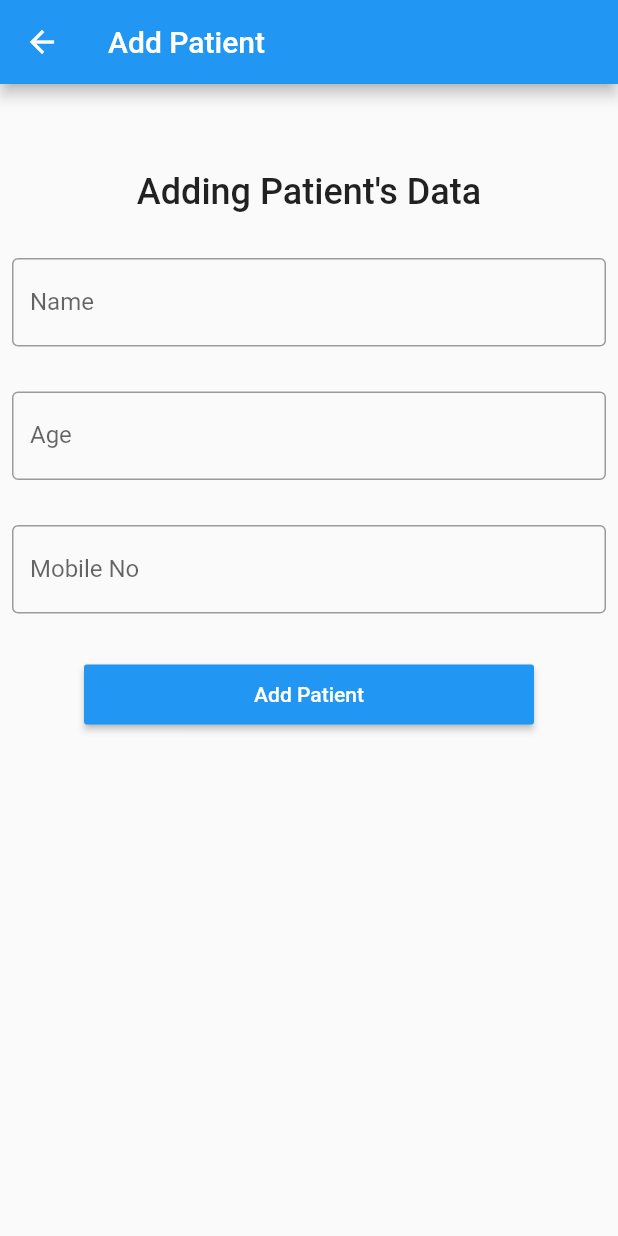
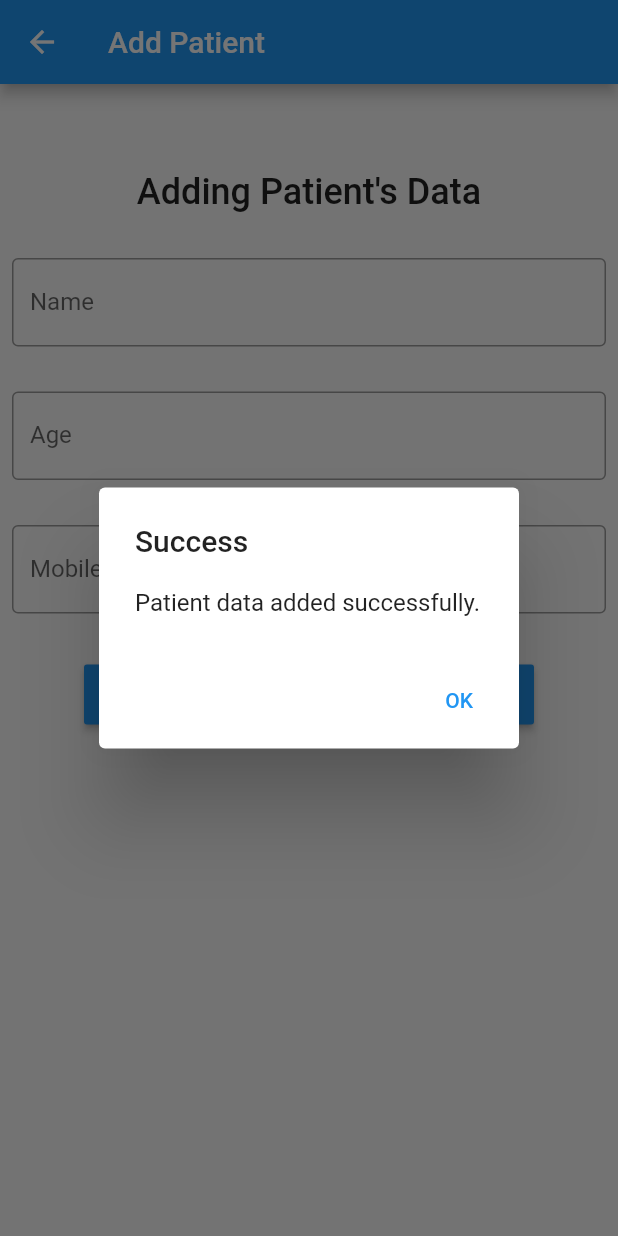
Before and after one commit to JanithaT/ecg-app, a Flutter app: the InsertPatientData screen opened directly, after a tap on "Add Patient", on a phone screen of 412 x 824 dp. Run offline on Flutter 3.47's test engine with Material 2 defaults, Android fonts, the phone set to English and light mode, and no system bars; our stand-ins replace firebase_core, firebase_database, syncfusion_flutter_charts; accounts and stored records are empty.

```diff
--- a/lib/page/patients/insert_patient_data.dart
+++ b/lib/page/patients/insert_patient_data.dart
@@ -8,6 +8,8 @@ class InsertPatientData extends StatefulWidget {
   State<InsertPatientData> createState() => _InsertPatientDataState();
 }
 
+
+
 class _InsertPatientDataState extends State<InsertPatientData> {
 
   final  patientNameController = TextEditingController();
@@ -15,13 +17,50 @@ class _InsertPatientDataState extends State<InsertPatientData> {
   final  patientMobileController =TextEditingController();
 
   late DatabaseReference dbRef;
+  bool res=false;
 
   @override
   void initState() {
     super.initState();
-    dbRef = FirebaseDatabase.instance.ref().child('Students');
+    dbRef = FirebaseDatabase.instance.ref().child('Patients');
   }
 
+ void _showSuccessDialog() {
+    showDialog(
+      context: context,
+      builder: (BuildContext context) {
+        return AlertDialog(
+          title: Text('Success'),
+          content: Text('Patient data added successfully.'),
+          actions: [
+            TextButton(
+              onPressed: () {
+                Navigator.of(context).pop();
+                _clearTextFields(); // Clear text fields after successful submission
+              },
+              child: Text('OK'),
+            ),
+          ],
+        );
+      },
+    );
+  }
+
+  void _clearTextFields() {
+    patientNameController.clear();
+    patientAgeController.clear();
+    patientMobileController.clear();
+  }
+
+   bool _validateFields() {
+    if (patientNameController.text.trim().isEmpty ||
+        patientAgeController.text.trim().isEmpty ||
+        patientMobileController.text.trim().isEmpty) {
+      //_showErrorDialog('All fields are required.');
+      return false;
+    }
+    return true;
+  }
 
   @override
   Widget build(BuildContext context) {
@@ -29,7 +68,8 @@ class _InsertPatientDataState extends State<InsertPatientData> {
       appBar: AppBar(
         title: Text('Add Patient'),
       ),
-      body: Center(
+      body: SingleChildScrollView(child:
+        Center(
           child: Padding(
             padding: EdgeInsets.all(8.0),
             child: Column(
@@ -86,14 +126,15 @@ class _InsertPatientDataState extends State<InsertPatientData> {
                 ),
                 MaterialButton(
                   onPressed: () {
-                  Map<String, String> students = {
+                    Map<String, String> patients = {
                       'name': patientNameController.text,
                       'age': patientAgeController.text,
                       'mobile': patientMobileController.text
                     };
 
-                  dbRef.push().set(students);
-
+  dbRef.push().set(patients).then((_) {
+                      _showSuccessDialog(); // Show success dialog
+                    });
                   },
                   child: const Text('Add Patient'),
                   color: Colors.blue,
@@ -105,6 +146,7 @@ class _InsertPatientDataState extends State<InsertPatientData> {
             ),
           ),
         ),
+      ),
     );
   }
 }
--- a/lib/page/patients/update_patient_data.dart
+++ b/lib/page/patients/update_patient_data.dart
@@ -22,7 +22,7 @@ class _UpdatePatientDataState extends State<UpdatePatientData> {
   @override
   void initState() {
     super.initState();
-    dbRef = FirebaseDatabase.instance.ref().child('patients');
+    dbRef = FirebaseDatabase.instance.ref().child('Patients');
     getpatientData();
   }
 
@@ -102,13 +102,13 @@ class _UpdatePatientDataState extends State<UpdatePatientData> {
               MaterialButton(
                 onPressed: () {
 
-                  Map<String, String> patients = {
+                  Map<String, String> Patients = {
                     'name': patientNameController.text,
                     'age': patientAgeController.text,
                     'mobile': patientMobileController.text
                   };
 
-                  dbRef.child(widget.patientKey).update(patients)
+                  dbRef.child(widget.patientKey).update(Patients)
                   .then((value) => {
                      Navigator.pop(context)
                   });
--- a/pubspec.yaml
+++ b/pubspec.yaml
@@ -35,8 +35,8 @@ dependencies:
   # The following adds the Cupertino Icons font to your application.
   # Use with the CupertinoIcons class for iOS style icons.
   cupertino_icons: ^1.0.2
-  firebase_database: ^10.0.16
-  firebase_core: ^2.8.0
+  firebase_database: ^10.2.4
+  firebase_core: ^2.15.0
 
 dev_dependencies:
   flutter_test:
```
Also changed, not shown: lib/page/patients/fetch_patient_data.dart (+15 -7 lines), lib/firebase_options.dart (added), pubspec.lock, 11 other files. Lines whose indentation alone changed are shown as unchanged.
